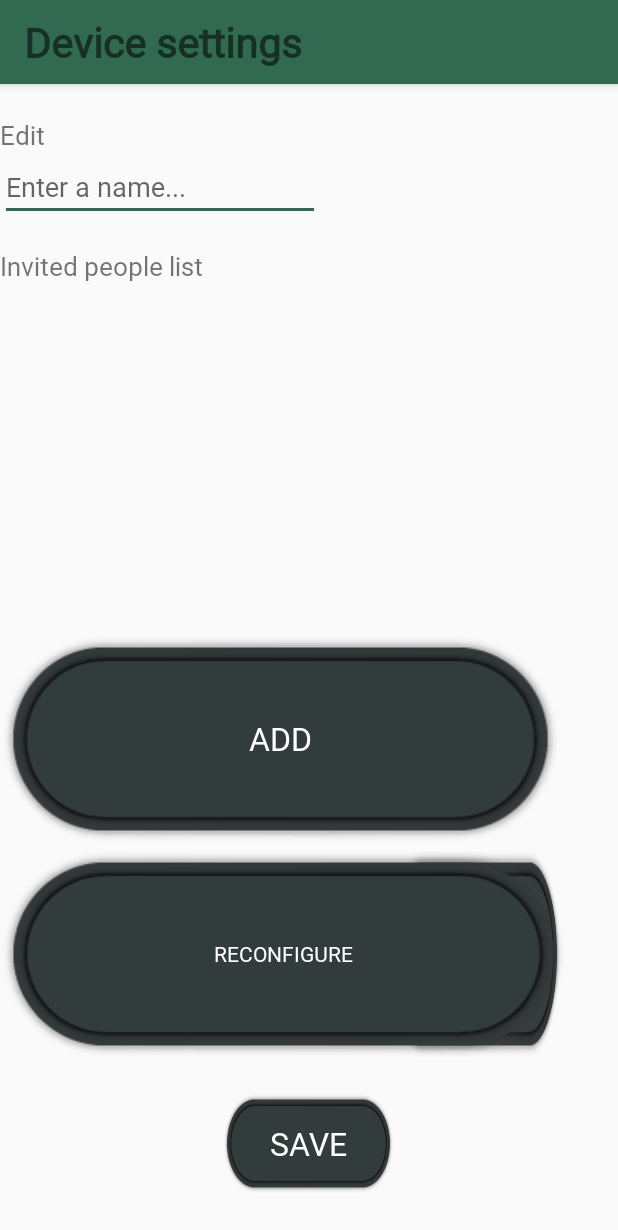
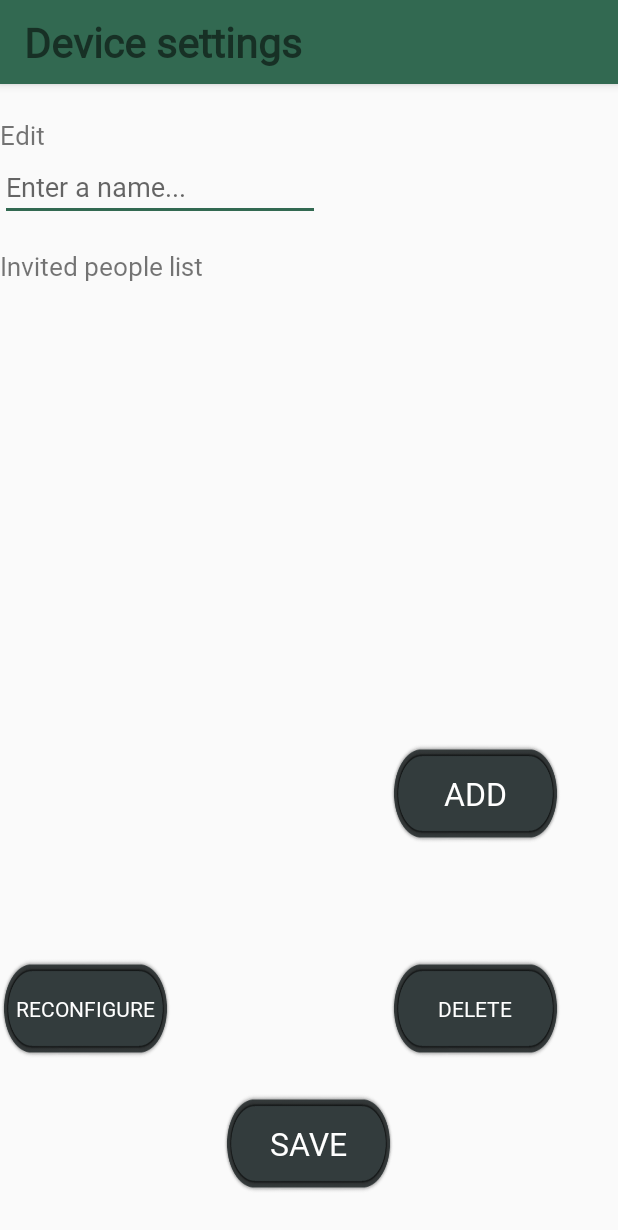
Before and after one commit to thirdpartofkalista/cyberplug-android_app, an Android app: the layout activity_device_settings.xml on its own in the app's theme, with its tools: preview values and no code run, on a phone screen of 412 x 824 dp. Shown: the top 1230 px of the screen. Run offline under Robolectric (Android 15) with nearby library versions, the phone set to English and light mode, and no system bars.

```diff
--- a/app/src/main/java/com/criss/cyberplug/constants/Url.java
+++ b/app/src/main/java/com/criss/cyberplug/constants/Url.java
@@ -2,6 +2,6 @@
 
 public class Url {
 
-    public static final String serverUrl = "http://78.96.238.161:1000/";
+    public static final String serverUrl = "http://ec2-52-59-213-243.eu-central-1.compute.amazonaws.com:5000/";
 
 }
--- a/app/src/main/res/layout/activity_device_settings.xml
+++ b/app/src/main/res/layout/activity_device_settings.xml
@@ -26,14 +26,13 @@
     <Button
         android:id="@+id/delete_button"
         android:layout_width="114dp"
-        android:layout_height="wrap_content"
+        android:layout_height="67dp"
         android:layout_alignEnd="@+id/add_people_button"
         android:layout_alignParentBottom="true"
         android:layout_marginBottom="118dp"
+        android:background="@drawable/buton"
         android:text="Delete"
-        android:background="@drawable/buton"
-        android:textColor="@android:color/white"
-        />
+        android:textColor="@android:color/white" />
 
     <TextView
         android:id="@+id/edit_device_textview"
@@ -63,8 +62,8 @@
 
     <Button
         android:id="@+id/add_people_button"
-        android:layout_width="wrap_content"
-        android:layout_height="wrap_content"
+        android:layout_width="114dp"
+        android:layout_height="67dp"
         android:layout_alignParentBottom="true"
         android:layout_alignParentEnd="true"
         android:layout_marginBottom="261dp"
@@ -76,24 +75,23 @@
 
     <TextView
         android:id="@+id/people_list_textview"
-        android:layout_width="wrap_content"
-        android:layout_height="wrap_content"
+        android:layout_width="189dp"
+        android:layout_height="67dp"
         android:layout_alignParentTop="true"
         android:layout_alignStart="@+id/edit_device_textview"
         android:layout_marginTop="165dp"
-        android:textSize="17sp"
-        android:text="Invited people list" />
+        android:text="Invited people list"
+        android:textSize="17sp" />
 
     <Button
         android:id="@+id/reconfigure_device_button"
-        android:layout_width="wrap_content"
-        android:layout_height="wrap_content"
+        android:layout_width="114dp"
+        android:layout_height="67dp"
         android:layout_alignStart="@+id/edit_device_textview"
         android:layout_alignTop="@+id/delete_button"
+        android:background="@drawable/buton"
         android:text="Reconfigure"
-        android:background="@drawable/buton"
-        android:textColor="@android:color/white"
-        />
+        android:textColor="@android:color/white" />
 
     <Button
         android:id="@+id/save_device_button"
```
Also changed, not shown: app/src/main/java/com/criss/cyberplug/AddDeviceActivity.java (+3 -16 lines), app/src/main/java/com/criss/cyberplug/ConfigureDevice.java (+6 -6 lines), app/src/main/java/com/criss/cyberplug/MainActivity.java (+42 -10 lines), app/src/main/java/com/criss/cyberplug/QRcodeActivity.java (+7 -7 lines).
